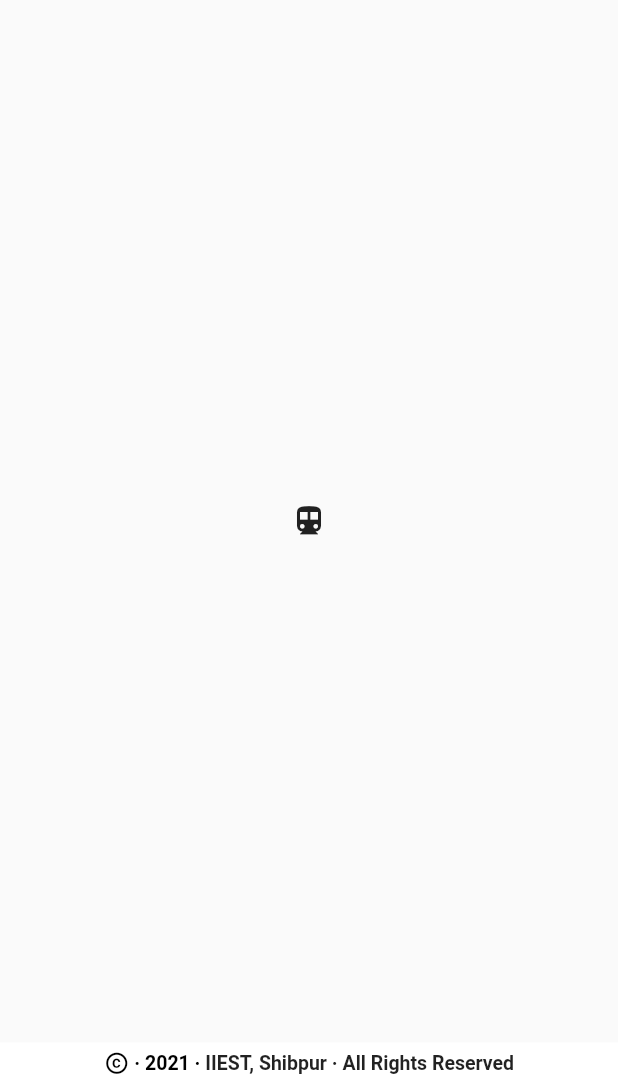
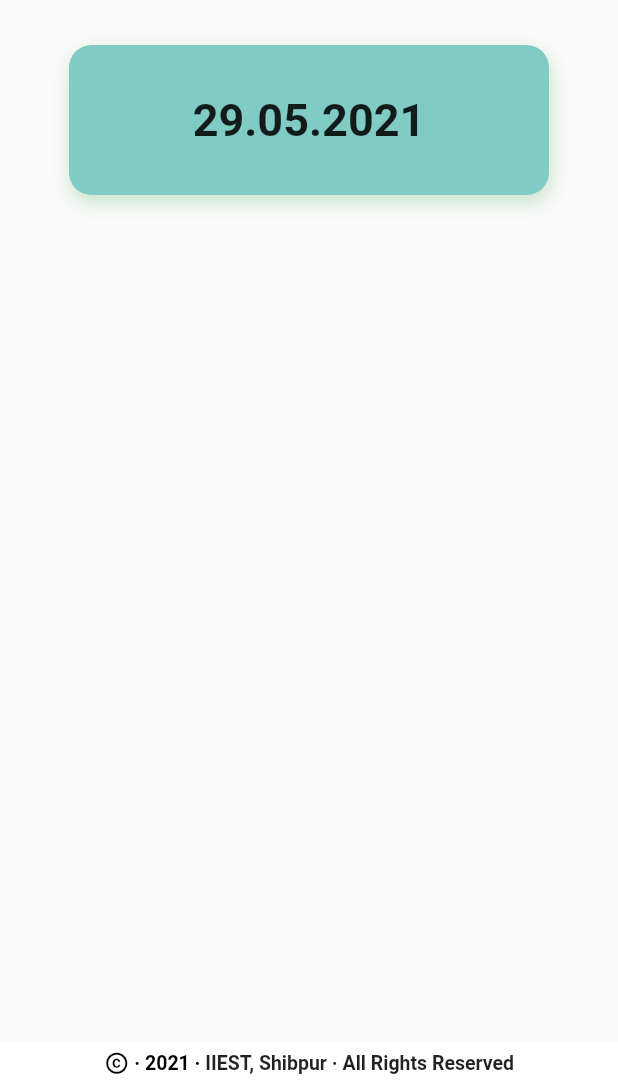
Before and after one commit to shailikroy19/iiest_attendance, a Flutter app: the ClassHomePage screen opened directly, tab 2 chosen, on a phone screen of 412 x 824 dp, the part 153-1236 px from its top. Run offline on Flutter 3.47's test engine with Material 2 defaults, Android fonts, the phone set to English and light mode, and no system bars; our stand-ins replace cloud_firestore, firebase_auth, firebase_core, fluttertoast; accounts and stored records are empty.

Commit message:
Teacher's History Done

```diff
--- a/lib/home_page/class_page.dart
+++ b/lib/home_page/class_page.dart
@@ -1,5 +1,6 @@
 import 'package:flutter/material.dart';
 import 'package:iiest_attendance/colors.dart';
+import 'package:iiest_attendance/teachers_side/teacher_subject_page.dart';
 
 class ClassHomePage extends StatefulWidget {
   final String class_name, id;
@@ -90,7 +91,8 @@ class _ClassHomePageState extends State<ClassHomePage> {
         body: TabBarView(
           children: [
             Icon(Icons.directions_car),
-            Icon(Icons.directions_transit),
+            //Icon(Icons.directions_transit),
+            TeacherSubject(),
           ],
         ),
         bottomNavigationBar: iiestFooter(Colors.white),
--- /dev/null
+++ b/lib/teachers_side/teacher_subject_page.dart
@@ -0,0 +1,51 @@
+import 'package:flutter/material.dart';
+import 'package:iiest_attendance/colors.dart';
+import 'package:iiest_attendance/teachers_side/attendance_history_page.dart';
+
+class TeacherSubject extends StatefulWidget {
+  @override
+  _TeacherSubjectState createState() => _TeacherSubjectState();
+}
+
+class _TeacherSubjectState extends State<TeacherSubject> {
+  @override
+  Widget build(BuildContext context) {
+    return Column(
+      children: <Widget>[
+        Padding(
+          padding: const EdgeInsets.all(30.0),
+          child: FlatButton(
+            onPressed: () {
+              Navigator.of(context)
+                  .push(MaterialPageRoute(builder: (f) => AttendanceHistory()));
+            },
+            child: Container(
+              height: 100,
+              width: MediaQuery.of(context).size.width,
+              decoration: BoxDecoration(
+                color: Colors.teal[200],
+                boxShadow: [
+                  BoxShadow(
+                      color: Colors.green.shade100,
+                      offset: Offset(1.0, 5.0),
+                      blurRadius: 10),
+                  //BoxShadow
+                ],
+                borderRadius: BorderRadius.circular(15.0),
+              ),
+              child: Center(
+                child: Text(
+                  '29.05.2021',
+                  style: TextStyle(
+                    fontSize: 30.0,
+                    fontWeight: FontWeight.bold,
+                  ),
+                ),
+              ),
+            ),
+          ),
+        ),
+      ],
+    );
+  }
+}
```
Also changed, not shown: lib/teachers_side/attendance_history_page.dart (added, +83 -0 lines), lib/widgets/student_list_in_attendance_history.dart (added, +75 -0 lines).
